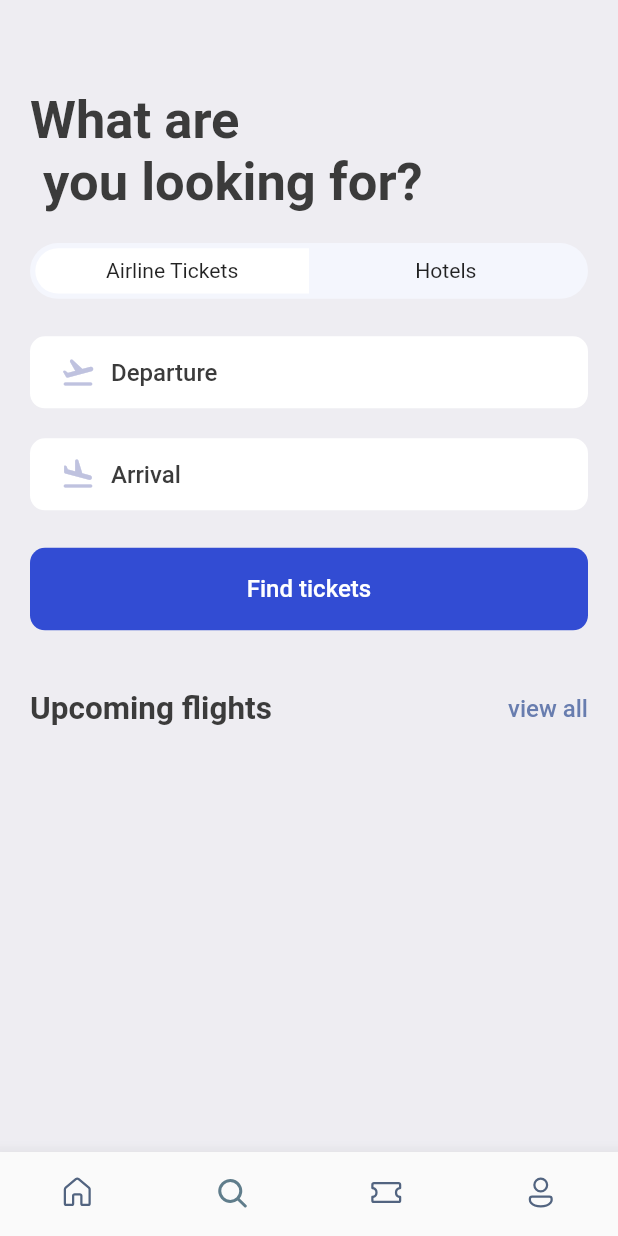
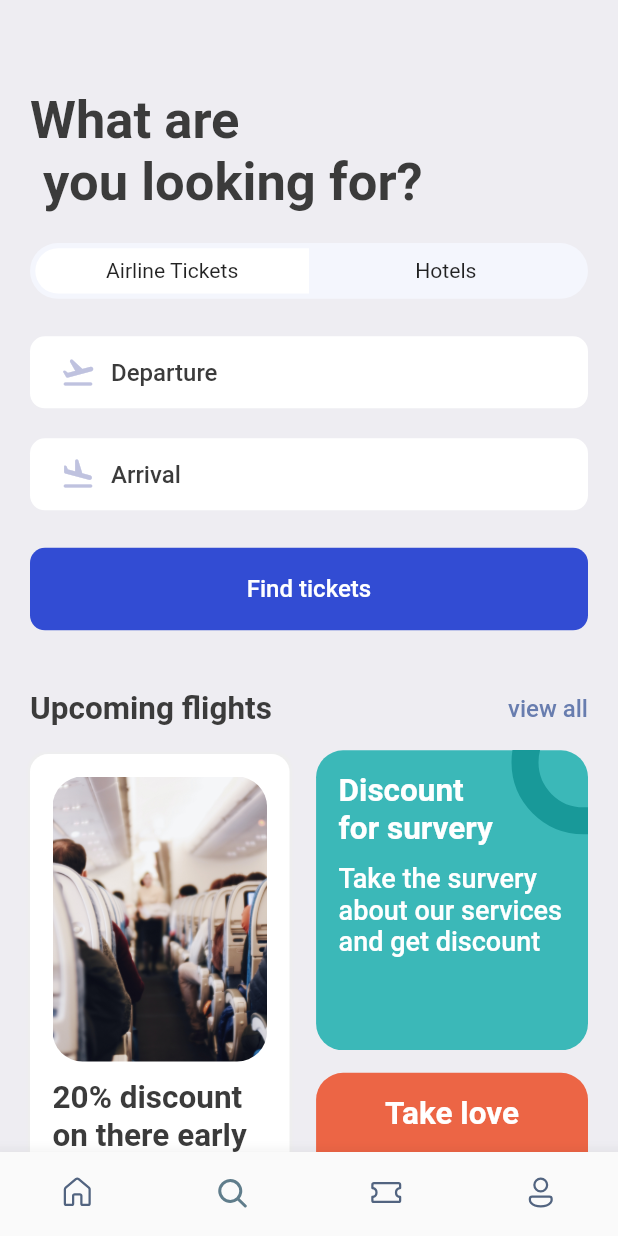
Before and after one commit to ecali/ticket_booking_app, a Flutter app: the screen it shows after launch, item 2 of the bottom bar chosen, on a phone screen of 412 x 824 dp. Run offline on Flutter 3.47's test engine with Material 2 defaults, Android fonts, the phone set to English and light mode, and no system bars; our stand-ins replace fluentui_icons, gap, get.

Commit message:
Update search_screen.dart

```diff
--- a/lib/screens/search_screen.dart
+++ b/lib/screens/search_screen.dart
@@ -72,8 +72,118 @@ class SearchScreen extends StatelessWidget {
             child: Center(child: Text('Find tickets', style: Styles.textStyle.copyWith(color: Colors.white)))
           ),
           Gap(AppLayout.getHeight(40)),
-          const AppDoubleTextWidget(bigText: 'Upcoming flights', smallText: 'view all')
+          const AppDoubleTextWidget(bigText: 'Upcoming flights', smallText: 'view all'),
+          Gap(AppLayout.getHeight(15)),
+          Row(
+            mainAxisAlignment: MainAxisAlignment.spaceBetween,
+            children: [
+              Container(
+                height: AppLayout.getHeight(420),
+                width: size.width * 0.42,
+                padding: EdgeInsets.symmetric(horizontal: AppLayout.getWidth(15), vertical: AppLayout.getWidth(15)),
+                decoration: BoxDecoration(
+                  color: Colors.white,
+                  borderRadius: BorderRadius.circular(AppLayout.getHeight(12)),
+                  boxShadow: [
+                    BoxShadow(
+                      color: Colors.grey.shade200,
+                      blurRadius: 1,
+                      spreadRadius: 1,
+                    )
+                  ]
+                ) ,
+                child: Column(
+                  children: [
+                    Container(
+                      height: AppLayout.getHeight(190),
+                      decoration: BoxDecoration(
+                        borderRadius: BorderRadius.circular(AppLayout.getHeight(20)),
+                        image: const DecorationImage(
+                          fit: BoxFit.cover,
+                          image: AssetImage(
+                              'assets/images/sit.jpg'
+                          )
+                        )
+                      ),
+                    ),
+                    Gap(AppLayout.getHeight(12)),
+                    Text('20% discount on there early booking of this flight. Don\'t miss.',
+                    style: Styles.headlineStyle2,)
+                  ],
+                ),
+              ),
+              Column(
+                children: [
+                  Stack(
+                    children: [
+                      Container(
+                        width: size.width * 0.44,
+                        height: AppLayout.getHeight(200),
+                        decoration: BoxDecoration(
+                          color: Color(0xFE3AB8B8),
+                          borderRadius: BorderRadius.circular(AppLayout.getHeight(18)),
+                        ),
+                        padding: EdgeInsets.symmetric(vertical: AppLayout.getHeight(15), horizontal: AppLayout.getHeight(15)),
+                        child: Column(
+                          crossAxisAlignment: CrossAxisAlignment.start,
+                          children: [
+                            Text('Discount\nfor survery', style: Styles.headlineStyle2.copyWith(fontWeight: FontWeight.bold, color: Colors.white)),
+                            Gap(AppLayout.getHeight(10)),
+                            Text('Take the survery about our services and get discount', style: Styles.headlineStyle2.copyWith(fontWeight: FontWeight.w500, color: Colors.white, fontSize: 18)),
+                          ],
+                        ),
+                      ),
+                      Positioned(
+                        right: -45,
+                        top: -40,
+                        child: Container(
+                        padding: EdgeInsets.all(AppLayout.getHeight(30)),
+                        decoration: BoxDecoration(
+                            shape: BoxShape.circle,
+                            border: Border.all(width: 18, color: Color(0xFF189999)),
+                            color: Colors.transparent
+                        ),
+                      )
+                      )
+                    ],
+                  ),
+                  Gap(AppLayout.getHeight(15)),
+                  Container(
+                    width: size.width * .44,
+                    height: AppLayout.getHeight(210),
+                    padding: EdgeInsets.symmetric(vertical: AppLayout.getHeight(15), horizontal: AppLayout.getHeight(15)),
+                    decoration: BoxDecoration(
+                      borderRadius: BorderRadius.circular(AppLayout.getHeight(18)),
+                      color: const Color(0xFFEC6545),
+                    ),
+                    child: Column(
+                      children: [
+                        Text('Take love', style: Styles.headlineStyle2.copyWith(color: Colors.white, fontWeight: FontWeight.bold), textAlign: TextAlign.center),
+                        Gap(AppLayout.getHeight(15)),
+                        RichText(text: const TextSpan(
+                          children: [
+                            TextSpan(
+                                text: '😍',
+                                style: TextStyle(fontSize: 38)
+                            ),
+                            TextSpan(
+                                text: '🥰',
+                                style: TextStyle(fontSize: 50)
+                            ),
+                            TextSpan(
+                                text: '😘',
+                                style: TextStyle(fontSize: 38)
+                            ),
+                          ]
+                        ),)
 
+                      ],
+                    ),
+                  )
+                ],
+              )
+            ],
+          ),
         ],
       ),
     );
```
